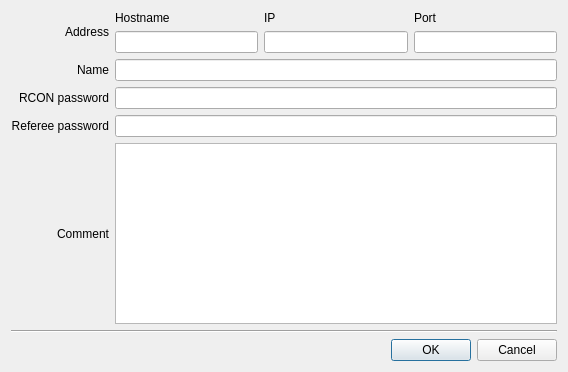
Before: the Qt Designer form src/servoptsdialog.ui in navrocky/urtconnector, drawn with Qt 5.
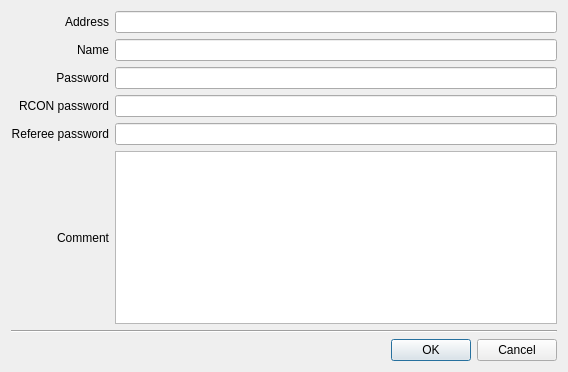
After: the same form once the commit is applied.

Patch:
```diff
--- a/src/servoptsdialog.ui
+++ b/src/servoptsdialog.ui
@@ -25,43 +25,9 @@
        </property>
       </widget>
      </item>
-     <item row="0" column="1" >
-      <layout class="QGridLayout" name="gridLayout" >
-       <item row="0" column="0" >
-        <widget class="QLabel" name="label" >
-         <property name="text" >
-          <string>Hostname</string>
-         </property>
-        </widget>
-       </item>
-       <item row="0" column="1" >
-        <widget class="QLabel" name="label_2" >
-         <property name="text" >
-          <string>IP</string>
-         </property>
-        </widget>
-       </item>
-       <item row="0" column="2" >
-        <widget class="QLabel" name="label_3" >
-         <property name="text" >
-          <string>Port</string>
-         </property>
-        </widget>
-       </item>
-       <item row="1" column="0" >
-        <widget class="QLineEdit" name="hostnameEdit" />
-       </item>
-       <item row="1" column="1" >
-        <widget class="QLineEdit" name="ipEdit" />
-       </item>
-       <item row="1" column="2" >
-        <widget class="QLineEdit" name="portEdit" />
-       </item>
-      </layout>
-     </item>
-     <item row="1" column="0" >
-      <widget class="QLabel" name="label_4" >
-       <property name="text" >
+     <item row="1" column="0">
+      <widget class="QLabel" name="label_4">
+       <property name="text">
         <string>Name</string>
        </property>
        <property name="alignment" >
@@ -69,12 +35,12 @@
        </property>
       </widget>
      </item>
-     <item row="1" column="1" >
-      <widget class="QLineEdit" name="nameEdit" />
+     <item row="1" column="2">
+      <widget class="QLineEdit" name="nameEdit"/>
      </item>
-     <item row="2" column="0" >
-      <widget class="QLabel" name="label_6" >
-       <property name="text" >
+     <item row="4" column="0">
+      <widget class="QLabel" name="label_6">
+       <property name="text">
         <string>RCON password</string>
        </property>
        <property name="alignment" >
@@ -82,25 +48,15 @@
        </property>
       </widget>
      </item>
-     <item row="2" column="1" >
-      <widget class="QLineEdit" name="rconEdit" />
+     <item row="4" column="2">
+      <widget class="QLineEdit" name="rconEdit"/>
      </item>
-     <item row="3" column="0" >
-      <widget class="QLabel" name="label_7" >
-       <property name="text" >
-        <string>Referee password</string>
-       </property>
-       <property name="alignment" >
-        <set>Qt::AlignRight|Qt::AlignTrailing|Qt::AlignVCenter</set>
-       </property>
-      </widget>
+     <item row="6" column="2">
+      <widget class="QLineEdit" name="refEdit"/>
      </item>
-     <item row="3" column="1" >
-      <widget class="QLineEdit" name="refEdit" />
-     </item>
-     <item row="4" column="0" >
-      <widget class="QLabel" name="label_5" >
-       <property name="text" >
+     <item row="7" column="0">
+      <widget class="QLabel" name="label_5">
+       <property name="text">
         <string>Comment</string>
        </property>
        <property name="alignment" >
@@ -108,8 +64,34 @@
        </property>
       </widget>
      </item>
-     <item row="4" column="1" >
-      <widget class="QTextEdit" name="commentEdit" />
+     <item row="7" column="2">
+      <widget class="QTextEdit" name="commentEdit"/>
+     </item>
+     <item row="0" column="2">
+      <widget class="QLineEdit" name="addressEdit"/>
+     </item>
+     <item row="6" column="0">
+      <widget class="QLabel" name="label_9">
+       <property name="text">
+        <string>Referee password</string>
+       </property>
+       <property name="alignment">
+        <set>Qt::AlignRight|Qt::AlignTrailing|Qt::AlignVCenter</set>
+       </property>
+      </widget>
+     </item>
+     <item row="3" column="2">
+      <widget class="QLineEdit" name="passwordEdit"/>
+     </item>
+     <item row="3" column="0">
+      <widget class="QLabel" name="label_7">
+       <property name="text">
+        <string>Password</string>
+       </property>
+       <property name="alignment">
+        <set>Qt::AlignRight|Qt::AlignTrailing|Qt::AlignVCenter</set>
+       </property>
+      </widget>
      </item>
     </layout>
    </item>
```
Left out of the diff: 43 changed lines with no effect on the pictures.
